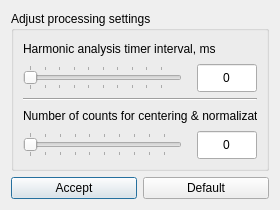
Before: the Qt Designer form Sources/qprocessingdialog.ui in pi-null-mezon/QPULSECAPTURE, drawn with Qt 5.
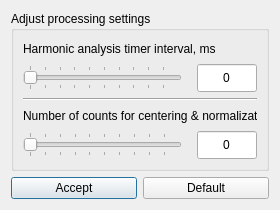
After: the same form once the commit is applied.

Patch:
```diff
--- a/Sources/qprocessingdialog.ui
+++ b/Sources/qprocessingdialog.ui
@@ -67,16 +67,16 @@
              </sizepolicy>
             </property>
             <property name="minimum">
-             <number>100</number>
+             <number>125</number>
             </property>
             <property name="maximum">
-             <number>10000</number>
+             <number>5000</number>
             </property>
             <property name="singleStep">
              <number>100</number>
             </property>
             <property name="pageStep">
-             <number>1000</number>
+             <number>500</number>
             </property>
             <property name="orientation">
              <enum>Qt::Horizontal</enum>
```
Left out of the diff: 6 changed lines with no effect on the pictures.
